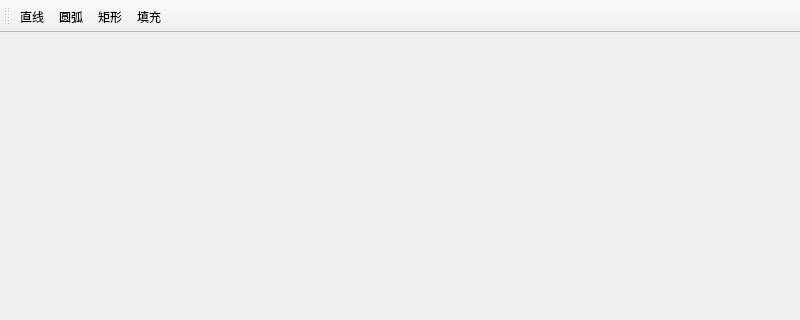
Old version of the form mainwindow.ui in the repository Lfk77/CG; both pictures show x 0 to 800 and y 0 to 320 of the 800 by 600 pixel window.
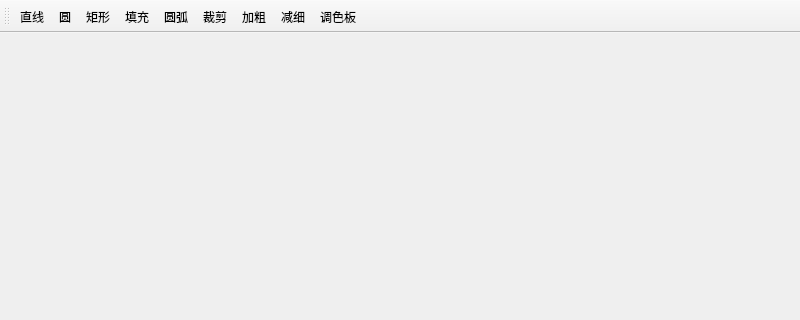
New version of the form. Icons and pictures are not drawn.

The edit to the form file:
```diff
--- a/mainwindow.ui
+++ b/mainwindow.ui
@@ -52,6 +52,11 @@
    <addaction name="action_circle"/>
    <addaction name="action_rect"/>
    <addaction name="action_fill"/>
+   <addaction name="action_arc"/>
+   <addaction name="action_clip"/>
+   <addaction name="action_addpoint"/>
+   <addaction name="action_minuspoint"/>
+   <addaction name="action_palette"/>
   </widget>
   <action name="action_line">
    <property name="icon">
@@ -68,7 +73,10 @@
      <normaloff>:/E:/lenovo/Documents/circle.png</normaloff>:/E:/lenovo/Documents/circle.png</iconset>
    </property>
    <property name="text">
-    <string>圆弧</string>
+    <string>圆</string>
+   </property>
+   <property name="toolTip">
+    <string>圆</string>
    </property>
   </action>
   <action name="action_rect">
@@ -89,6 +97,51 @@
     <string>填充</string>
    </property>
   </action>
+  <action name="action_arc">
+   <property name="icon">
+    <iconset resource="resource.qrc">
+     <normaloff>:/resource/arc.png</normaloff>:/resource/arc.png</iconset>
+   </property>
+   <property name="text">
+    <string>圆弧</string>
+   </property>
+  </action>
+  <action name="action_clip">
+   <property name="icon">
+    <iconset resource="resource.qrc">
+     <normaloff>:/resource/clip.png</normaloff>:/resource/clip.png</iconset>
+   </property>
+   <property name="text">
+    <string>裁剪</string>
+   </property>
+  </action>
+  <action name="action_addpoint">
+   <property name="icon">
+    <iconset resource="resource.qrc">
+     <normaloff>:/resource/bold.png</normaloff>:/resource/bold.png</iconset>
+   </property>
+   <property name="text">
+    <string>加粗</string>
+   </property>
+  </action>
+  <action name="action_minuspoint">
+   <property name="icon">
+    <iconset resource="resource.qrc">
+     <normaloff>:/resource/slender.png</normaloff>:/resource/slender.png</iconset>
+   </property>
+   <property name="text">
+    <string>减细</string>
+   </property>
+  </action>
+  <action name="action_palette">
+   <property name="icon">
+    <iconset resource="resource.qrc">
+     <normaloff>:/resource/palette.png</normaloff>:/resource/palette.png</iconset>
+   </property>
+   <property name="text">
+    <string>调色板</string>
+   </property>
+  </action>
  </widget>
  <resources>
   <include location="resource.qrc"/>
```
Left out of the diff: 8 changed lines with no effect on the pictures.
